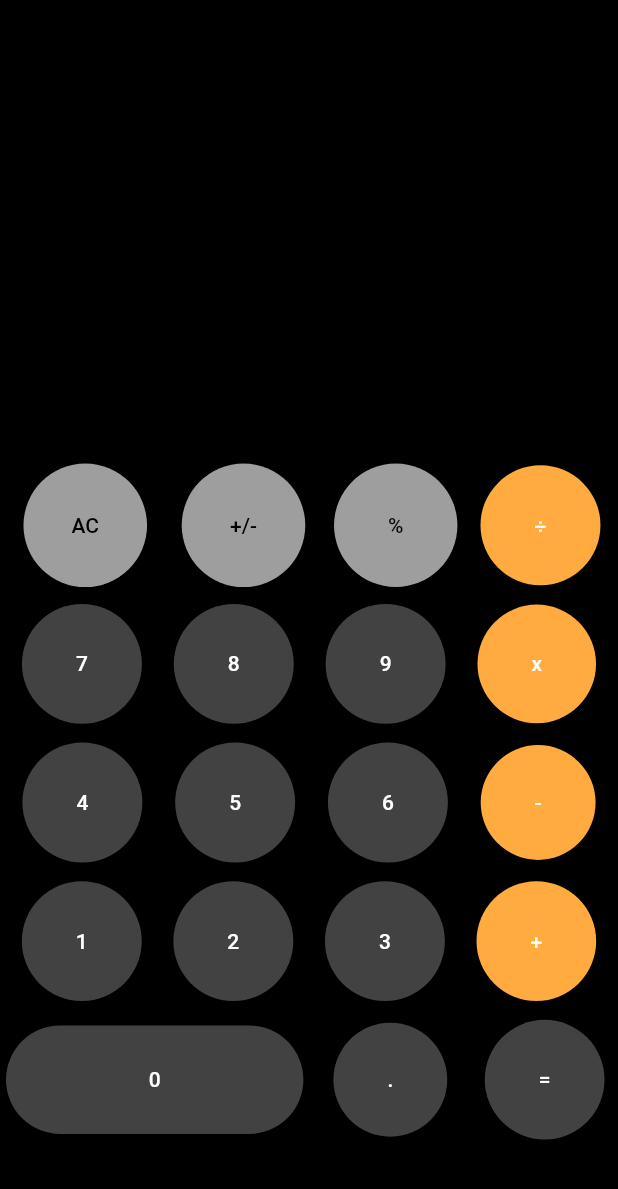
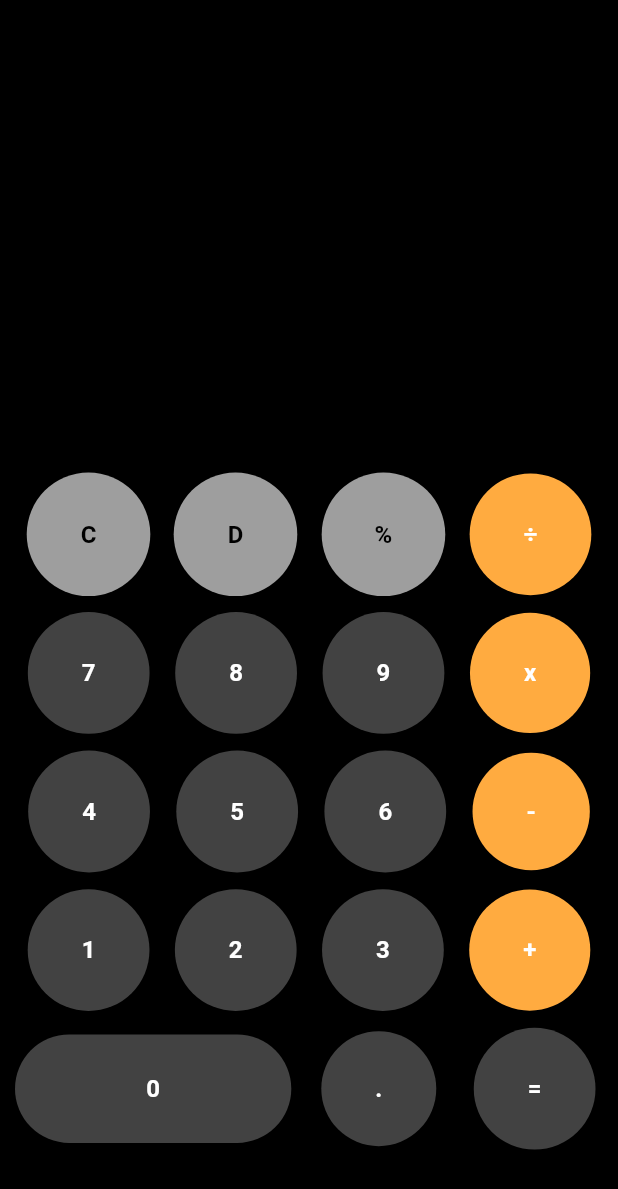
Before and after one commit to harithtarmizi/iphone_calculator, a Flutter app: the screen it shows after launch, on a phone screen of 412 x 824 dp. Shown: the top 1189 px of the screen. Run offline on Flutter 3.47's test engine with Material 2 defaults, Android fonts, the phone set to English and light mode, and no system bars.

Commit message:
1. Almost finish

```diff
--- a/lib/main.dart
+++ b/lib/main.dart
@@ -52,14 +52,14 @@ class _CalculatorState extends State<Calculator> {
           ),
           //=================== Done First Column ==========================//
           Padding(
-            padding: const EdgeInsets.all(4),
+            padding: const EdgeInsets.all(10),
             child: Column(
               children: [
                 Row(
                   mainAxisAlignment: MainAxisAlignment.spaceAround,
                   children: [
                     CircleButton(
-                      title: 'AC',
+                      title: 'C',
                       color: Colors.grey,
                       textColor: Colors.black,
                       onTap: () {
@@ -71,7 +71,7 @@ class _CalculatorState extends State<Calculator> {
                       },
                     ),
                     CircleButton(
-                      title: '+/-',
+                      title: 'D',
                       color: Colors.grey,
                       textColor: Colors.black,
                       onTap: () {
@@ -89,9 +89,12 @@ class _CalculatorState extends State<Calculator> {
                       textColor: Colors.black,
                       onTap: () {
                         print('Tapped %');
+                        var x = double.parse(inputOne.text);
+
+                        var z = x / 100;
 
                         setState(() {
-                          inputOne.text = inputOne.text + '%';
+                          inputOne.text = z.toString();
                         });
                       },
                     ),
@@ -390,7 +393,7 @@ class CircleButton extends StatelessWidget {
             padding: const EdgeInsets.all(20),
             child: Text(
               title,
-              style: TextStyle(color: textColor),
+              style: TextStyle(color: textColor, fontSize: 16, fontWeight: FontWeight.bold),
             ),
           ),
           style: ElevatedButton.styleFrom(
@@ -426,7 +429,7 @@ class RectButton extends StatelessWidget {
           onPressed: onTap,
           child: Text(
             title,
-            style: TextStyle(color: textColor),
+            style: TextStyle(color: textColor, fontSize: 16, fontWeight: FontWeight.bold),
           ),
           style: ElevatedButton.styleFrom(
             primary: color,
```
